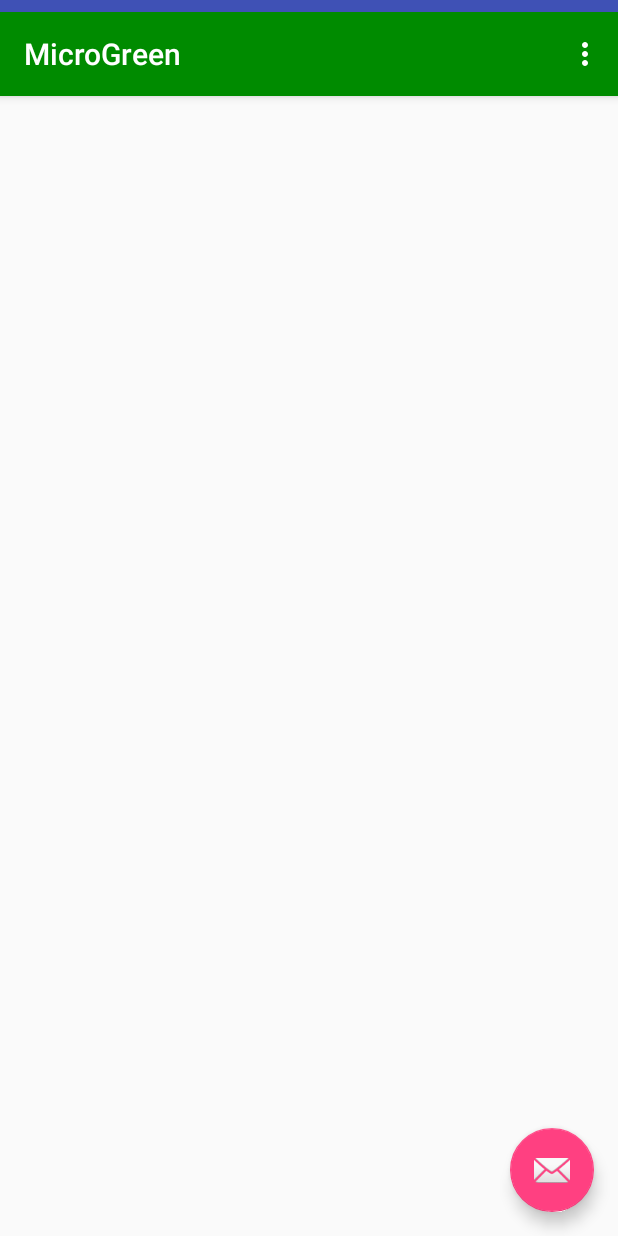
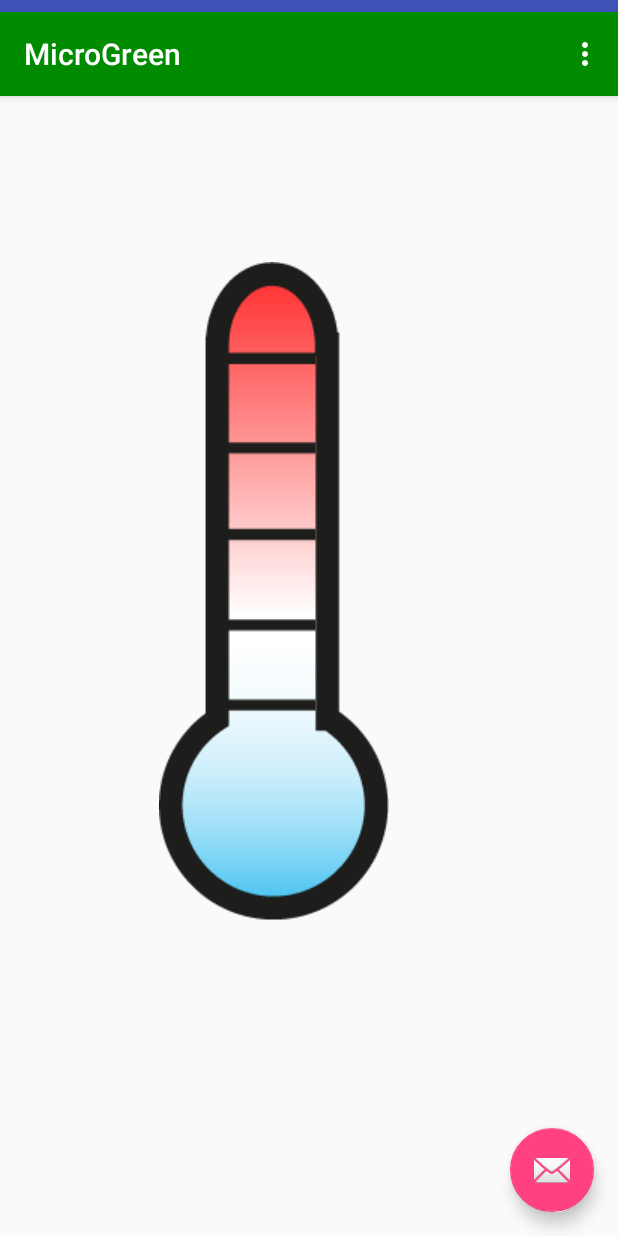
Before and after one commit to ahasenberger-tgm/MicroGreenNeu, an Android app: the screen it shows after launch (MainActivity), on a phone screen of 412 x 824 dp. Run offline under Robolectric (Android 15) with nearby library versions, the phone set to English and light mode, and no system bars; libraries missing offline, so code that uses them is left out: com.facebook, com.facebook.share; network calls fail; 2 statements that could not run were skipped.

Commit message:
Thermometergrafiken hinzugefügt

```diff
--- a/app/src/main/res/layout/fragment_main.xml
+++ b/app/src/main/res/layout/fragment_main.xml
@@ -15,5 +15,15 @@
         android:layout_height="wrap_content"
         android:layout_alignParentStart="true" />
 
+    <ImageView
+        android:id="@+id/imageView"
+        android:layout_width="wrap_content"
+        android:layout_height="wrap_content"
+        android:layout_below="@+id/section_label"
+        android:layout_marginStart="90dp"
+        android:layout_marginTop="75dp"
+        android:layout_toEndOf="@+id/section_label"
+        android:src="@mipmap/thermometer_mdpi" />
+
 
 </RelativeLayout>
```
Also changed, not shown: app/src/main/res/mipmap-hdpi/thermometer_hdpi.png (added), app/src/main/res/mipmap-mdpi/thermometer_mdpi.png (added), app/src/main/res/mipmap-xhdpi/thermometer_xhdpi.png (added), app/src/main/res/mipmap-xxhdpi/thermometer_xxhdpi.png (added), app/src/main/res/mipmap-xxxhdpi/thermometer_xxxhdpi.png (added).
